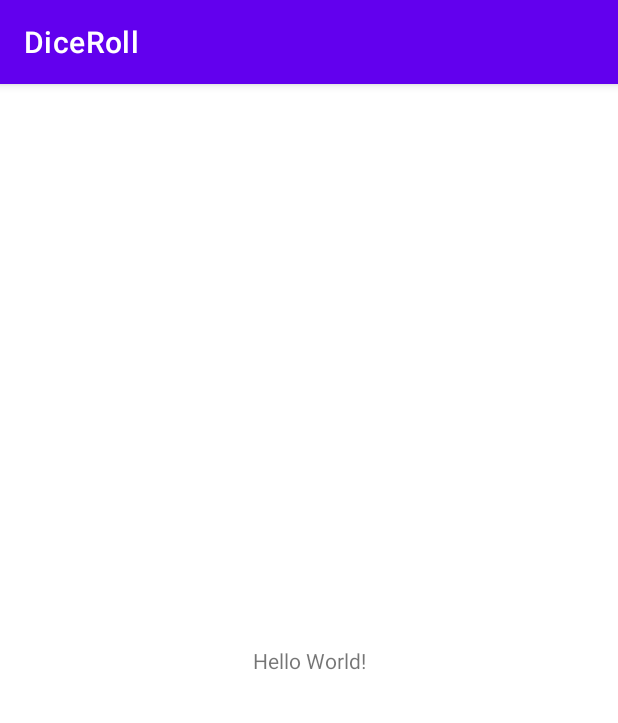
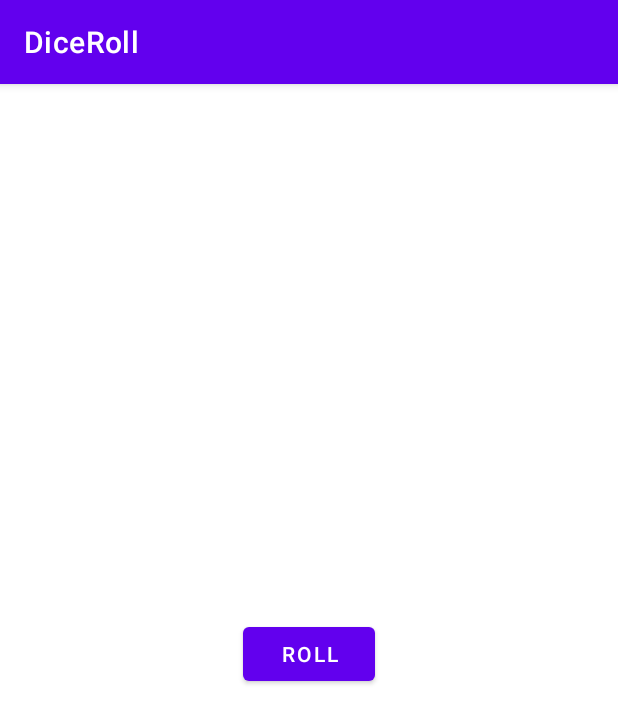
Before and after one commit to Clint-Mathews/KotlinDiceRollApp, an Android app: the screen it shows after launch (MainActivity), on a phone screen of 412 x 824 dp. Shown: the top 723 px of the screen. Run offline under Robolectric (Android 15) with nearby library versions, the phone set to English and light mode, and no system bars.

Commit message:
Updated dice button functionality

```diff
--- a/app/src/main/res/layout/activity_main.xml
+++ b/app/src/main/res/layout/activity_main.xml
@@ -7,12 +7,26 @@
     tools:context=".MainActivity">
 
     <TextView
+        android:id="@+id/textView"
         android:layout_width="wrap_content"
         android:layout_height="wrap_content"
-        android:text="Hello World!"
+        android:textColor="@color/purple_500"
+        android:textSize="36sp"
         app:layout_constraintBottom_toBottomOf="parent"
+        app:layout_constraintHorizontal_bias="0.498"
         app:layout_constraintLeft_toLeftOf="parent"
         app:layout_constraintRight_toRightOf="parent"
-        app:layout_constraintTop_toTopOf="parent" />
+        app:layout_constraintTop_toTopOf="parent"
+        app:layout_constraintVertical_bias="0.427"
+        tools:text="1" />
+
+    <Button
+        android:id="@+id/button"
+        android:layout_width="wrap_content"
+        android:layout_height="wrap_content"
+        android:text="@string/roll"
+        app:layout_constraintEnd_toEndOf="parent"
+        app:layout_constraintStart_toStartOf="parent"
+        app:layout_constraintTop_toBottomOf="@+id/textView" />
 
 </androidx.constraintlayout.widget.ConstraintLayout>
--- a/app/src/main/res/values/strings.xml
+++ b/app/src/main/res/values/strings.xml
@@ -1,3 +1,4 @@
 <resources>
     <string name="app_name">DiceRoll</string>
+    <string name="roll">Roll</string>
 </resources>
```
Also changed, not shown: app/src/main/java/com/example/diceroll/MainActivity.kt (+33 -1 lines).
